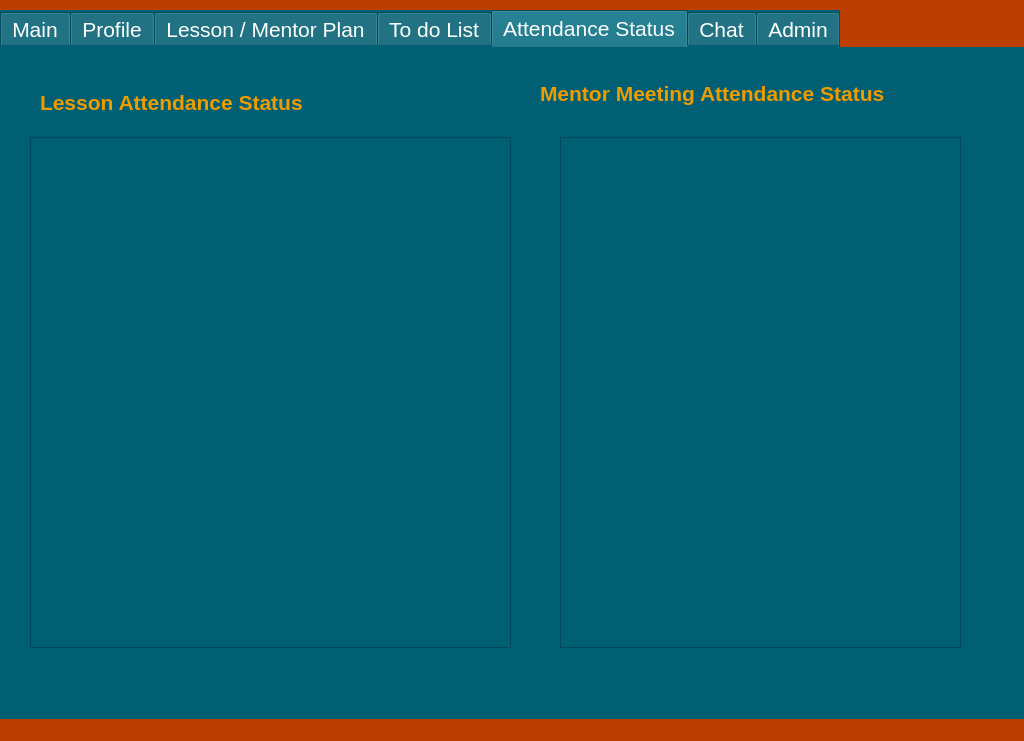
otufan/school-management-system, file Teacher_UI/teacher.ui: the form before one commit.
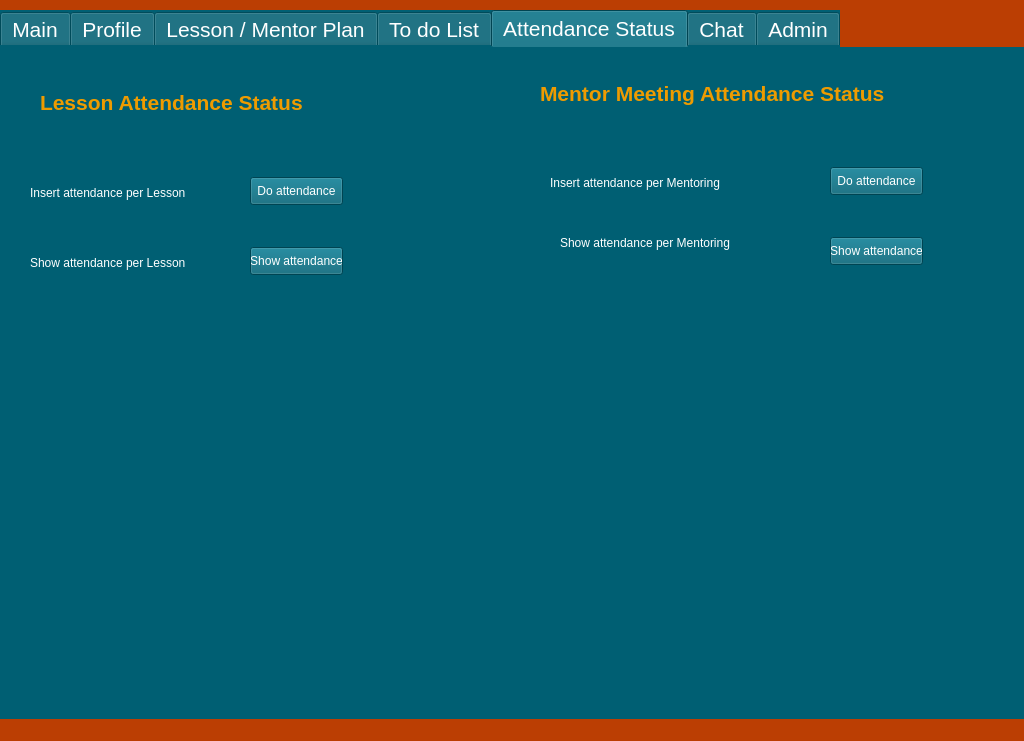
The form after the commit.

Commit message: new UIs for attendance

What changed in the file:
```diff
--- a/Teacher_UI/teacher.ui
+++ b/Teacher_UI/teacher.ui
@@ -894,25 +894,109 @@
        <string>Mentor Meeting Attendance Status</string>
       </property>
      </widget>
-     <widget class="QTableWidget" name="teacher_attendance_lesson">
+     <widget class="QPushButton" name="lesson_att_insert">
       <property name="geometry">
        <rect>
+        <x>250</x>
+        <y>130</y>
+        <width>93</width>
+        <height>28</height>
+       </rect>
+      </property>
+      <property name="text">
+       <string>Do attendance</string>
+      </property>
+     </widget>
+     <widget class="QPushButton" name="lesson_att_show">
+      <property name="geometry">
+       <rect>
+        <x>250</x>
+        <y>200</y>
+        <width>93</width>
+        <height>28</height>
+       </rect>
+      </property>
+      <property name="text">
+       <string>Show attendance</string>
+      </property>
+     </widget>
+     <widget class="QPushButton" name="mentor_att_insert">
+      <property name="geometry">
+       <rect>
+        <x>830</x>
+        <y>120</y>
+        <width>93</width>
+        <height>28</height>
+       </rect>
+      </property>
+      <property name="text">
+       <string>Do attendance</string>
+      </property>
+     </widget>
+     <widget class="QPushButton" name="show_att_insert">
+      <property name="geometry">
+       <rect>
+        <x>830</x>
+        <y>190</y>
+        <width>93</width>
+        <height>28</height>
+       </rect>
+      </property>
+      <property name="text">
+       <string>Show attendance</string>
+      </property>
+     </widget>
+     <widget class="QLabel" name="label_2">
+      <property name="geometry">
+       <rect>
         <x>30</x>
-        <y>90</y>
-        <width>481</width>
-        <height>511</height>
+        <y>130</y>
+        <width>201</width>
+        <height>31</height>
        </rect>
       </property>
+      <property name="text">
+       <string>Insert attendance per Lesson</string>
+      </property>
      </widget>
-     <widget class="QTableWidget" name="teacher_attendance_mentor">
+     <widget class="QLabel" name="label_3">
+      <property name="geometry">
+       <rect>
+        <x>30</x>
+        <y>200</y>
+        <width>171</width>
+        <height>31</height>
+       </rect>
+      </property>
+      <property name="text">
+       <string>Show attendance per Lesson</string>
+      </property>
+     </widget>
+     <widget class="QLabel" name="label_4">
+      <property name="geometry">
+       <rect>
+        <x>550</x>
+        <y>120</y>
+        <width>201</width>
+        <height>31</height>
+       </rect>
+      </property>
+      <property name="text">
+       <string>Insert attendance per Mentoring</string>
+      </property>
+     </widget>
+     <widget class="QLabel" name="label_5">
       <property name="geometry">
        <rect>
         <x>560</x>
-        <y>90</y>
-        <width>401</width>
-        <height>511</height>
+        <y>180</y>
+        <width>171</width>
+        <height>31</height>
        </rect>
       </property>
+      <property name="text">
+       <string>Show attendance per Mentoring</string>
+      </property>
      </widget>
     </widget>
     <widget class="QWidget" name="student_dance">
```
Left out of the diff: 2 changed lines with no effect on the pictures. The commit also changes 11 other files.
